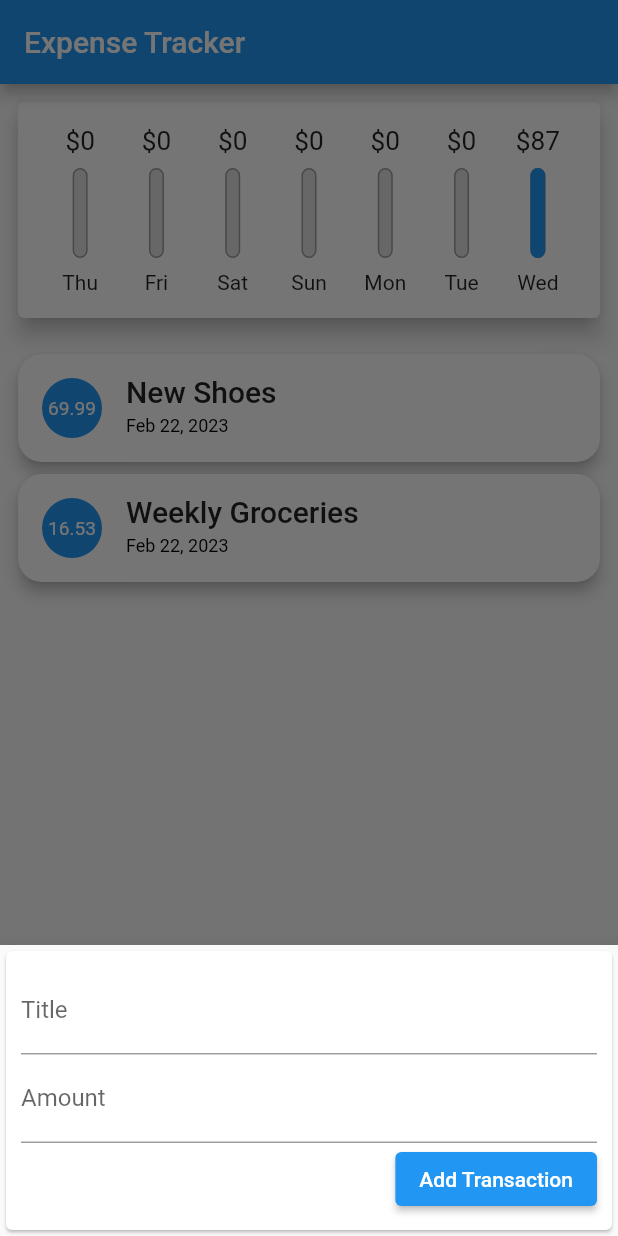
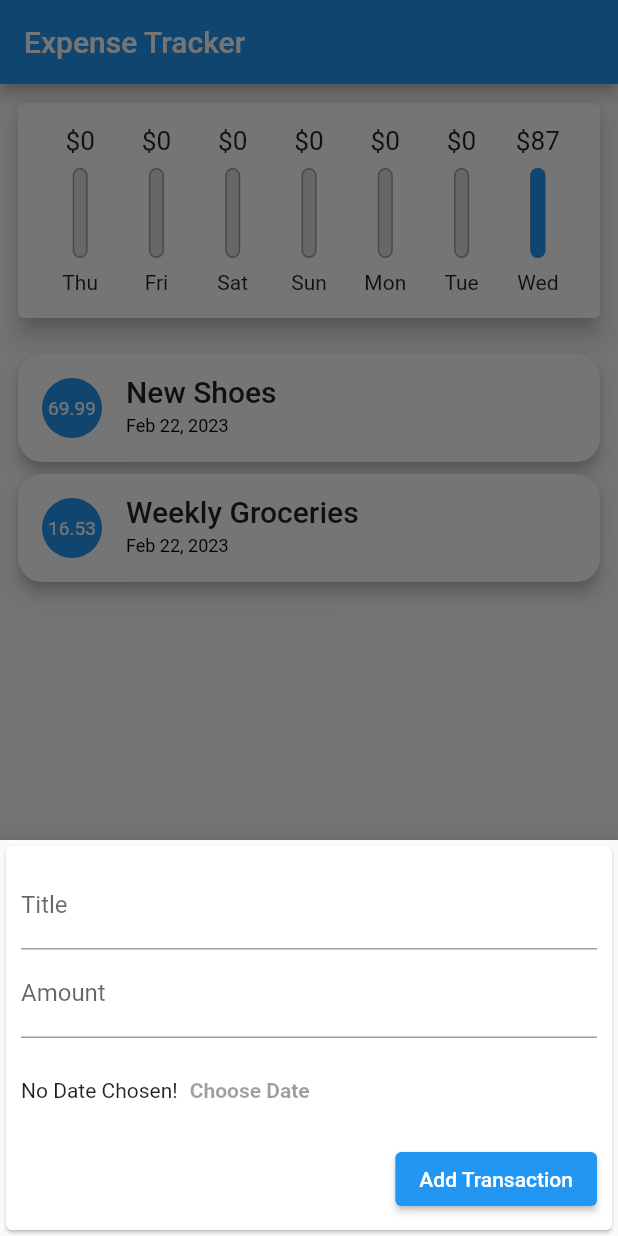
Before and after one commit to samuelm00/flutter_expense_tracker, a Flutter app: the screen it shows after launch, after a tap on the "add" icon, on a phone screen of 412 x 824 dp. Run offline on Flutter 3.47's test engine with Material 2 defaults, Android fonts, the phone set to English and light mode, and no system bars; Roboto replaces fonts that are missing (Quicksand).

Commit message:
add date picker controller

```diff
--- a/lib/features/transaction/controllers/transaction_controller.dart
+++ b/lib/features/transaction/controllers/transaction_controller.dart
@@ -1,5 +1,5 @@
 import 'package:flutter/material.dart';
-import 'package:flutter_expense_tracker/features/bottom_sheet/bottom_sheet_controller.dart';
+import 'package:flutter_expense_tracker/utils/bottom_sheet/bottom_sheet_controller.dart';
 import 'package:flutter_expense_tracker/features/transaction/widgets/create_transaction_form.dart';
 import 'package:flutter_expense_tracker/models/transaction.dart';
 
--- a/lib/features/transaction/widgets/create_transaction_form.dart
+++ b/lib/features/transaction/widgets/create_transaction_form.dart
@@ -30,6 +30,23 @@ class CreateTransactionForm extends StatelessWidget {
                 labelText: "Amount",
               ),
             ),
+            Container(
+              height: 70,
+              child: Row(
+                children: const [
+                  Text("No Date Chosen!"),
+                  TextButton(
+                    onPressed: null,
+                    child: Text(
+                      "Choose Date",
+                      style: TextStyle(
+                        fontWeight: FontWeight.bold,
+                      ),
+                    ),
+                  ),
+                ],
+              ),
+            ),
             ElevatedButton(
               onPressed: controller.handleSubmit,
               child: const Text("Add Transaction"),
```
Also changed, not shown: lib/utils/date_picker/date_picker_controller.dart (added, +17 -0 lines), lib/utils/bottom_sheet/bottom_sheet_controller.dart (renamed from lib/features/bottom_sheet/bottom_sheet_controller.dart), 1 other file.
